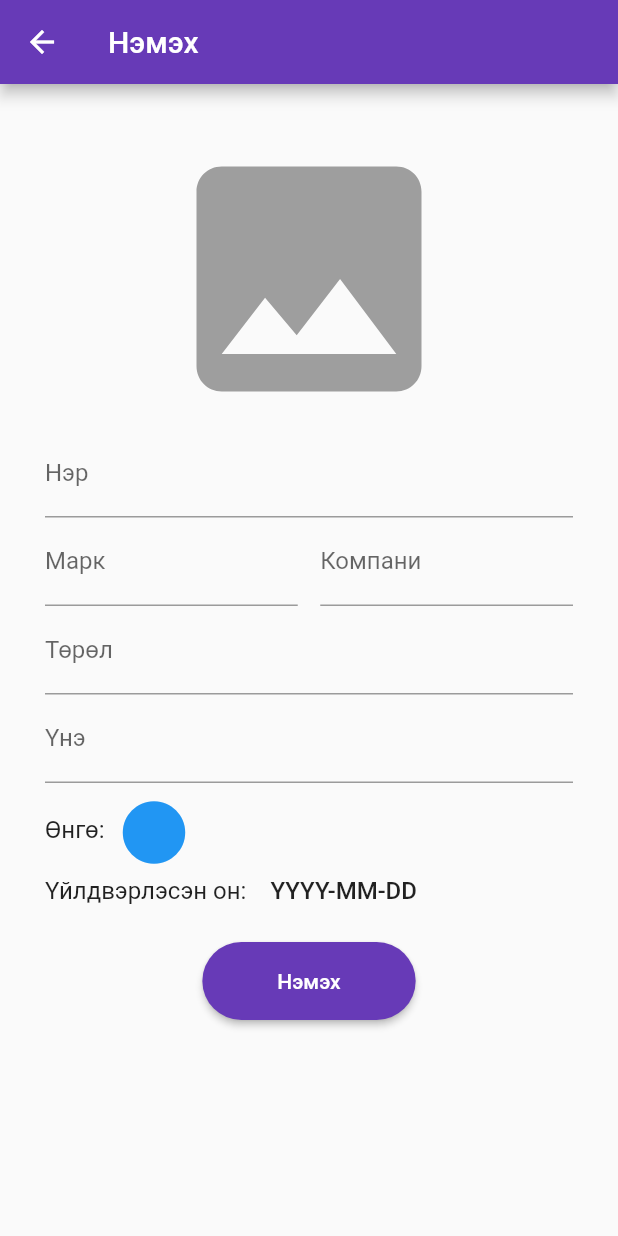
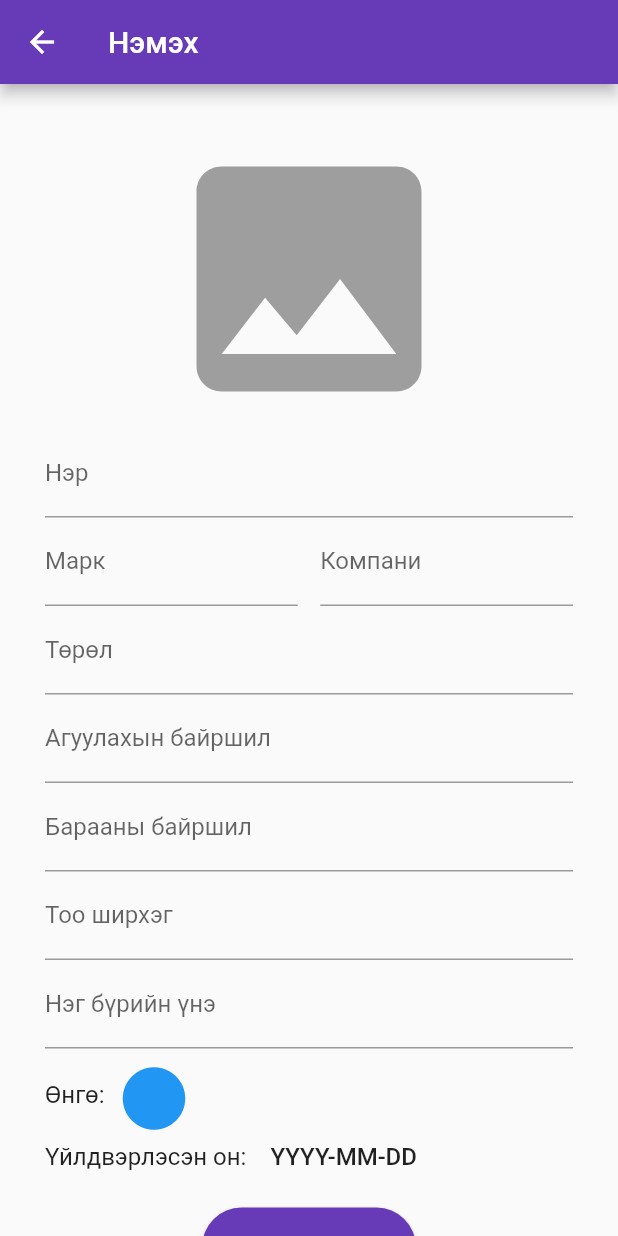
Before and after one commit to Theyellowhat06/dip, a Flutter app: the AddItem screen opened directly with empty values, on a phone screen of 412 x 824 dp. Run offline on Flutter 3.47's test engine with Material 2 defaults, Android fonts, the phone set to English and light mode, and no system bars; our stand-ins replace firebase_auth, firebase_core, flutter_colorpicker, flutter_svg, image_cropper, image_picker and 2 more; missing offline and left inert: flutter_pin_code_fields; accounts and stored records are empty.

Commit message:
add something

```diff
--- a/lib/additem.dart
+++ b/lib/additem.dart
@@ -19,7 +19,18 @@ class AddItem extends StatefulWidget {
 class _AddItem extends State<AddItem> {
   Color currentColor = Colors.blue;
   var _pickedImage;
-  String name, mark, company, type, price, color, size, date, bs64;
+  String name,
+      mark,
+      company,
+      type,
+      price,
+      color,
+      size,
+      date,
+      item_loc,
+      archive_loc,
+      stock,
+      bs64;
 
   void changeColor(Color color) => setState(() => currentColor = color);
 
@@ -38,6 +49,9 @@ class _AddItem extends State<AddItem> {
           "cat": widget.cat,
           "img": bs64,
           "subcat": widget.subcat,
+          "item_loc": item_loc,
+          "archive_loc": archive_loc,
+          "stock": stock,
         }));
     Navigator.pop(context);
     Navigator.pop(context);
@@ -122,7 +136,32 @@ class _AddItem extends State<AddItem> {
             ),
             TextFormField(
               decoration: const InputDecoration(
-                labelText: 'Үнэ',
+                labelText: 'Агуулахын байршил',
+              ),
+              onChanged: (value) {
+                archive_loc = value;
+              },
+            ),
+            TextFormField(
+              decoration: const InputDecoration(
+                labelText: 'Барааны байршил',
+              ),
+              onChanged: (value) {
+                item_loc = value;
+              },
+            ),
+            TextFormField(
+              decoration: const InputDecoration(
+                labelText: 'Тоо ширхэг',
+              ),
+              keyboardType: TextInputType.number,
+              onChanged: (value) {
+                stock = value.toString();
+              },
+            ),
+            TextFormField(
+              decoration: const InputDecoration(
+                labelText: 'Нэг бүрийн үнэ',
               ),
               keyboardType: TextInputType.number,
               onChanged: (value) {
```
Also changed, not shown: lib/Item.dart (+25 -3 lines), lib/ItemList.dart (+34 -11 lines), lib/SingleItem.dart (+27 -1 lines).
